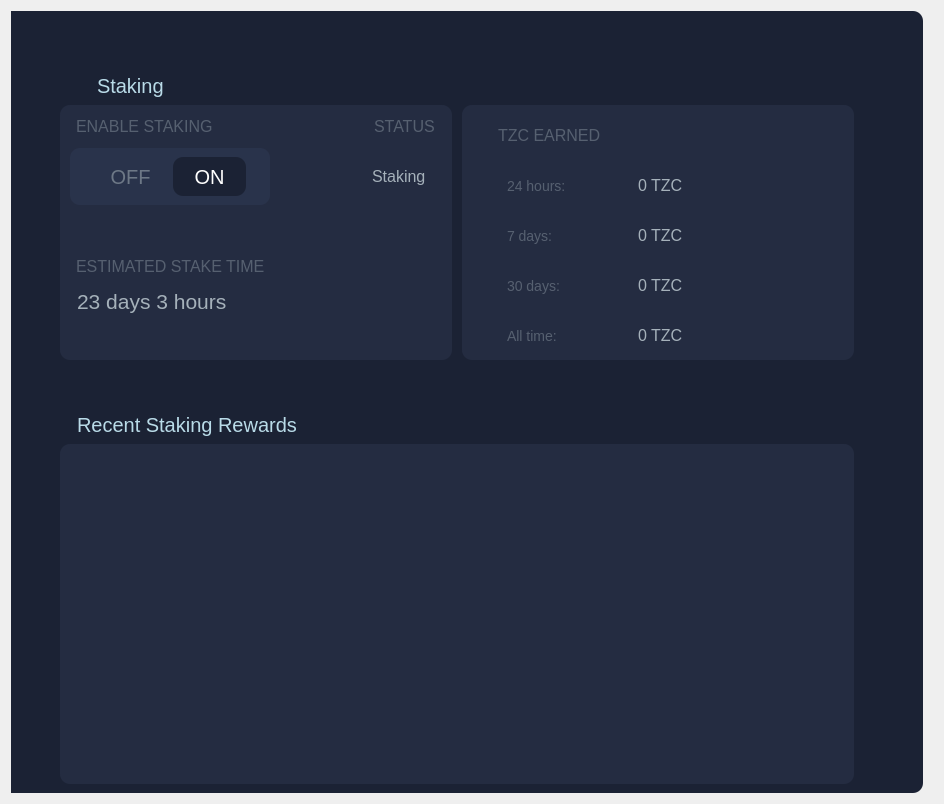
The window that src/qt/forms/stakingdialog.ui (TrezarCoin/TrezarCoin) describes before a commit, drawn with Qt 5.
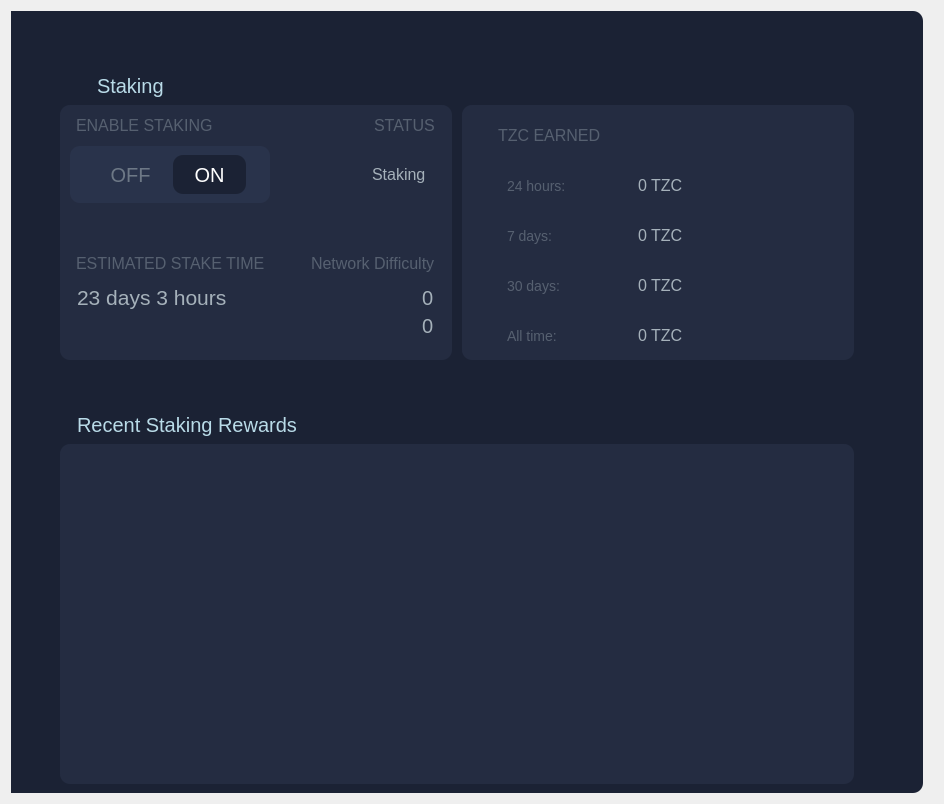
The same window after the commit. Icons and pictures are not drawn.

What changed in the file:
```diff
--- a/src/qt/forms/stakingdialog.ui
+++ b/src/qt/forms/stakingdialog.ui
@@ -209,7 +209,7 @@
                    <x>10</x>
                    <y>0</y>
                    <width>371</width>
-                   <height>271</height>
+                   <height>295</height>
                   </rect>
                  </property>
                  <layout class="QVBoxLayout" name="verticalLayout_4" stretch="0,0,0,0,0">
@@ -390,6 +390,8 @@
                   <item>
                    <layout class="QVBoxLayout" name="verticalLayout_12">
                     <item>
+                     <layout class="QHBoxLayout" name="horizontalLayout_6">
+                      <item>
                      <widget class="QLabel" name="label_54">
                       <property name="styleSheet">
                        <string notr="true">color:#566070;
@@ -401,6 +403,33 @@
                       </property>
                      </widget>
                     </item>
+                      <item>
+                       <spacer name="horizontalSpacer_5">
+                        <property name="orientation">
+                         <enum>Qt::Horizontal</enum>
+                        </property>
+                        <property name="sizeHint" stdset="0">
+                         <size>
+                          <width>40</width>
+                          <height>20</height>
+                         </size>
+                        </property>
+                       </spacer>
+                      </item>
+                      <item>
+                       <widget class="QLabel" name="label_12">
+                        <property name="styleSheet">
+                         <string notr="true">color:#566070;
+font-size:16px;
+border:none;</string>
+                        </property>
+                        <property name="text">
+                         <string>Network Difficulty</string>
+                        </property>
+                       </widget>
+                      </item>
+                     </layout>
+                    </item>
                    </layout>
                   </item>
                   <item>
@@ -411,7 +440,53 @@
                     <property name="bottomMargin">
                      <number>20</number>
                     </property>
+                    <item row="3" column="0">
+                     <spacer name="verticalSpacer">
+                      <property name="orientation">
+                       <enum>Qt::Vertical</enum>
+                      </property>
+                      <property name="sizeType">
+                       <enum>QSizePolicy::Fixed</enum>
+                      </property>
+                      <property name="sizeHint" stdset="0">
+                       <size>
+                        <width>20</width>
+                        <height>40</height>
+                       </size>
+                      </property>
+                     </spacer>
+                    </item>
+                    <item row="1" column="0">
+                     <layout class="QHBoxLayout" name="horizontalLayout_5">
+                      <item>
+                       <spacer name="horizontalSpacer_6">
+                        <property name="orientation">
+                         <enum>Qt::Horizontal</enum>
+                        </property>
+                        <property name="sizeHint" stdset="0">
+                         <size>
+                          <width>40</width>
+                          <height>20</height>
+                         </size>
+                        </property>
+                       </spacer>
+                      </item>
+                      <item>
+                       <widget class="QLabel" name="label_DiffPoW">
+                        <property name="styleSheet">
+                         <string notr="true">color:#a5b1ba;
+font-size:20px;</string>
+                        </property>
+                        <property name="text">
+                         <string>0</string>
+                        </property>
+                       </widget>
+                      </item>
+                     </layout>
+                    </item>
                     <item row="0" column="0">
+                     <layout class="QHBoxLayout" name="horizontalLayout_7">
+                      <item>
                      <widget class="QLabel" name="estimatedStakeTimeLabel">
                       <property name="font">
                        <font>
@@ -427,21 +502,31 @@
                       </property>
                      </widget>
                     </item>
-                    <item row="1" column="0">
-                     <spacer name="verticalSpacer">
+                      <item>
+                       <spacer name="horizontalSpacer_7">
                       <property name="orientation">
-                       <enum>Qt::Vertical</enum>
-                      </property>
-                      <property name="sizeType">
-                       <enum>QSizePolicy::Fixed</enum>
+                         <enum>Qt::Horizontal</enum>
                       </property>
                       <property name="sizeHint" stdset="0">
                        <size>
-                        <width>20</width>
-                        <height>40</height>
+                          <width>40</width>
+                          <height>20</height>
                        </size>
                       </property>
                      </spacer>
+                      </item>
+                      <item>
+                       <widget class="QLabel" name="label_DiffPoS">
+                        <property name="styleSheet">
+                         <string notr="true">color:#a5b1ba;
+font-size:20px;</string>
+                        </property>
+                        <property name="text">
+                         <string>0</string>
+                        </property>
+                       </widget>
+                      </item>
+                     </layout>
                     </item>
                    </layout>
                   </item>
```
Lines whose indentation alone changed are shown as unchanged.
